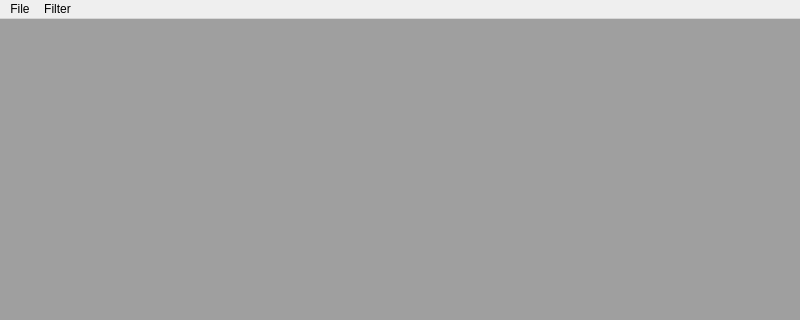
itumashyk/CG2012, file cgmainwindow.ui: the form before one commit; both pictures show x 0 to 800 and y 0 to 320 of the 800 by 600 pixel window.
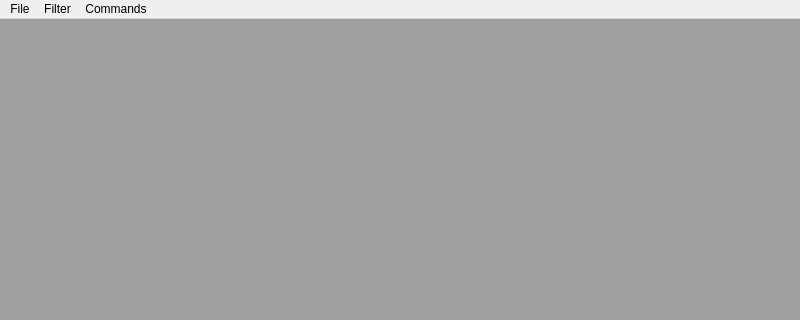
The form after the commit.

Patch:
```diff
--- a/cgmainwindow.ui
+++ b/cgmainwindow.ui
@@ -47,9 +47,17 @@
     </property>
     <addaction name="actionSimple_Filter"/>
     <addaction name="actionGrayscale"/>
+    <addaction name="actionInvert_Colors"/>
+   </widget>
+   <widget class="QMenu" name="menuCommands">
+    <property name="title">
+     <string>Commands</string>
+    </property>
+    <addaction name="actionShow_Histogram"/>
    </widget>
    <addaction name="menuFile"/>
    <addaction name="menuFilter"/>
+   <addaction name="menuCommands"/>
   </widget>
   <widget class="QStatusBar" name="statusbar"/>
   <action name="actionOpen">
```
Left out of the diff: 10 changed lines with no effect on the pictures.
